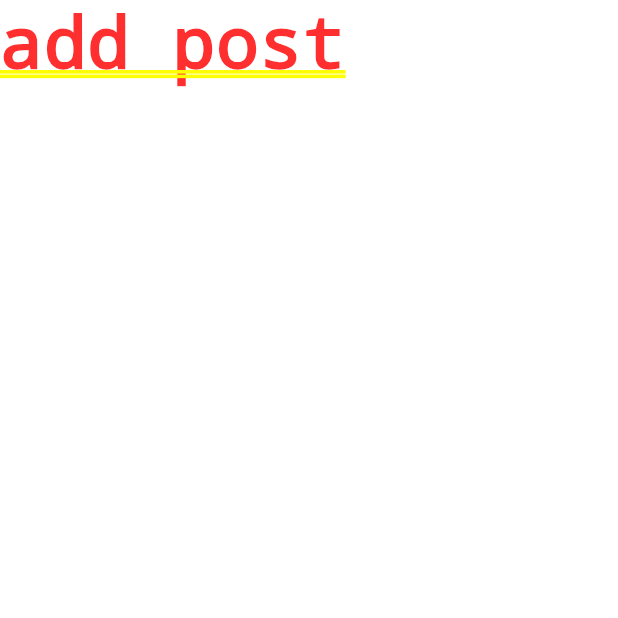
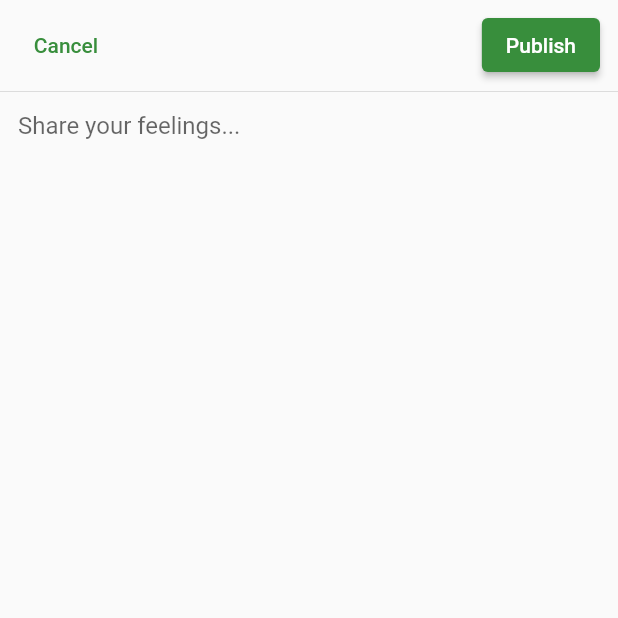
Before and after one commit to ahabhgk/treehole, a Flutter app: the TabsPage screen opened by its route, after a tap on the "add" icon, on a phone screen of 412 x 824 dp, the top half of it. Run offline on Flutter 3.47's test engine with Material 2 defaults, Android fonts, the phone set to English and light mode, and no system bars; our stand-ins replace bloc, flutter_bloc, flutter_secure_storage, supabase_flutter; accounts and stored records are empty; network calls fail.

Commit message:
feat: add post

```diff
--- /dev/null
+++ b/lib/models/post.dart
@@ -0,0 +1,28 @@
+class Post {
+  Post({
+    required this.id,
+    required this.authorId,
+    required this.content,
+    required this.createdAt,
+  });
+
+  final String id;
+  final String authorId;
+  final String content;
+  final DateTime createdAt;
+
+  Post.fromJson(Map<String, dynamic> json)
+      : id = json['id'],
+        authorId = json['author_id'],
+        content = json['content'],
+        createdAt = DateTime.parse(json['created_at']);
+
+  Map<String, dynamic> toJson() {
+    return {
+      'id': id,
+      'author_id': authorId,
+      'content': content,
+      'created_at': createdAt,
+    };
+  }
+}
--- a/lib/pages/add_post.dart
+++ b/lib/pages/add_post.dart
@@ -1,4 +1,8 @@
 import 'package:flutter/material.dart';
+import 'package:flutter_bloc/flutter_bloc.dart';
+import 'package:treehole/services/post.dart';
+import 'package:treehole/utils/ui.dart';
+import 'package:treehole/utils/validator.dart';
 
 class AddPostPage extends StatefulWidget {
   const AddPostPage({Key? key}) : super(key: key);
@@ -10,10 +14,108 @@ class AddPostPage extends StatefulWidget {
 }
 
 class _AddPostPageState extends State<AddPostPage> {
+  final _formKey = GlobalKey<FormState>();
+
+  void _publish(BuildContext context, PostState state) async {
+    if (state is PostDraft) {
+      BlocProvider.of<PostCubit>(context).publishPost(state.content);
+      Navigator.of(context).pop();
+    } else if (state is PostEmpty) {
+      context.showSnackbar('Post content can\'t be empty.');
+    }
+  }
+
+  void _updatePostContent(String content) {
+    BlocProvider.of<PostCubit>(context).updateContent(content);
+  }
+
+  void _cancel(PostState state) async {
+    if (state is PostDraft) {
+      await showDialog(
+        context: context,
+        builder: (BuildContext context) => AlertDialog(
+          content: const Text('Save this draft'),
+          actions: [
+            TextButton(
+              child: const Text('No'),
+              onPressed: () {
+                BlocProvider.of<PostCubit>(context).clearContent();
+                Navigator.pop(context);
+              },
+            ),
+            TextButton(
+              child: const Text('Yes'),
+              onPressed: () {
+                Navigator.pop(context);
+              },
+            ),
+          ],
+        ),
+      );
+    }
+    Navigator.of(context).pop();
+  }
+
   @override
   Widget build(BuildContext context) {
-    return Container(
-      child: Text('add post'),
+    return BlocConsumer<PostCubit, PostState>(
+      listener: (context, state) {
+        if (state is PostPublishError) {
+          context.showErrorSnackbar(state.message);
+        }
+      },
+      builder: (context, state) => Scaffold(
+        body: SafeArea(
+          child: Column(
+            children: [
+              Container(
+                alignment: Alignment.center,
+                height: 36,
+                margin: const EdgeInsets.all(12),
+                child: Row(
+                  mainAxisAlignment: MainAxisAlignment.spaceBetween,
+                  children: [
+                    TextButton(
+                      onPressed: () => _cancel(state),
+                      child: const Text('Cancel'),
+                    ),
+                    ElevatedButton(
+                      onPressed: state is PostPublishing
+                          ? null
+                          : () => _publish(context, state),
+                      child: Text(state is PostPublishing
+                          ? 'Publishing...'
+                          : 'Publish'),
+                    ),
+                  ],
+                ),
+              ),
+              const Divider(height: 2),
+              Expanded(
+                child: Container(
+                  padding: const EdgeInsets.all(12),
+                  child: Form(
+                    key: _formKey,
+                    child: TextFormField(
+                      minLines: 10,
+                      maxLines: 20,
+                      initialValue: state is PostDraft ? state.content : '',
+                      onChanged: _updatePostContent,
+                      decoration: const InputDecoration(
+                        contentPadding: EdgeInsets.zero,
+                        border: InputBorder.none,
+                        hintText: 'Share your feelings...',
+                        floatingLabelBehavior: FloatingLabelBehavior.never,
+                      ),
+                      validator: Validator.postContent,
+                    ),
+                  ),
+                ),
+              ),
+            ],
+          ),
+        ),
+      ),
     );
   }
 }
--- a/lib/pages/signup.dart
+++ b/lib/pages/signup.dart
@@ -128,6 +128,8 @@ class _SignupPageState extends State<SignupPage> {
   void dispose() {
     _emailController.dispose();
     _passwordController.dispose();
+    _confirmPasswordController.dispose();
+    _usernameController.dispose();
     super.dispose();
   }
 }
--- /dev/null
+++ b/lib/repositories/post.dart
@@ -0,0 +1,29 @@
+import 'package:flutter/services.dart';
+import 'package:supabase_flutter/supabase_flutter.dart';
+import 'package:treehole/models/post.dart';
+
+class PostRepository {
+  PostRepository({
+    required SupabaseClient supabaseClient,
+  }) : _supabaseClient = supabaseClient;
+
+  final SupabaseClient _supabaseClient;
+
+  Future<Post> publishPost({
+    required String authorId,
+    required String content,
+  }) async {
+    final res = await _supabaseClient.from('posts').insert([
+      {
+        'author_id': authorId,
+        'content': content,
+      },
+    ]).execute();
+    if (res.data != null && res.error == null) {
+      return Post.fromJson(res.data[0]);
+    } else {
+      throw PlatformException(
+          code: 'publish post error', message: res.error?.message);
+    }
+  }
+}
--- /dev/null
+++ b/lib/services/post.dart
@@ -0,0 +1,63 @@
+import 'package:bloc/bloc.dart';
+import 'package:flutter/services.dart';
+import 'package:treehole/repositories/authentication.dart';
+import 'package:treehole/repositories/post.dart';
+
+abstract class PostState {}
+
+class PostEmpty extends PostState {}
+
+class PostDraft extends PostState {
+  PostDraft({required this.content});
+
+  final String content;
+}
+
+class PostPublishing extends PostState {}
+
+class PostPublishError extends PostState {
+  PostPublishError({required this.message});
+
+  final String message;
+}
+
+class PostCubit extends Cubit<PostState> {
+  PostCubit({
+    required PostRepository postRepo,
+    required AuthenticationRepository authRepo,
+  })  : _postRepo = postRepo,
+        _authRepo = authRepo,
+        super(PostEmpty());
+
+  final PostRepository _postRepo;
+  final AuthenticationRepository _authRepo;
+
+  Future<void> publishPost(String content) async {
+    final authorId = _authRepo.userId();
+    if (authorId != null) {
+      try {
+        emit(PostPublishing());
+        await _postRepo.publishPost(authorId: authorId, content: content);
+        emit(PostEmpty());
+      } on PlatformException catch (err) {
+        emit(PostPublishError(message: err.message ?? 'Error publish post.'));
+      } catch (err) {
+        emit(PostPublishError(message: 'Error publish post.'));
+      }
+    } else {
+      throw Exception('publishPost panic.');
+    }
+  }
+
+  void updateContent(String content) {
+    if (content.isNotEmpty) {
+      emit(PostDraft(content: content));
+    } else {
+      emit(PostEmpty());
+    }
+  }
+
+  void clearContent() {
+    emit(PostEmpty());
+  }
+}
```
Also changed, not shown: lib/main.dart (+14 -0 lines), lib/pages/tabs/profile.dart (+12 -13 lines), lib/utils/validator.dart (+7 -0 lines).
